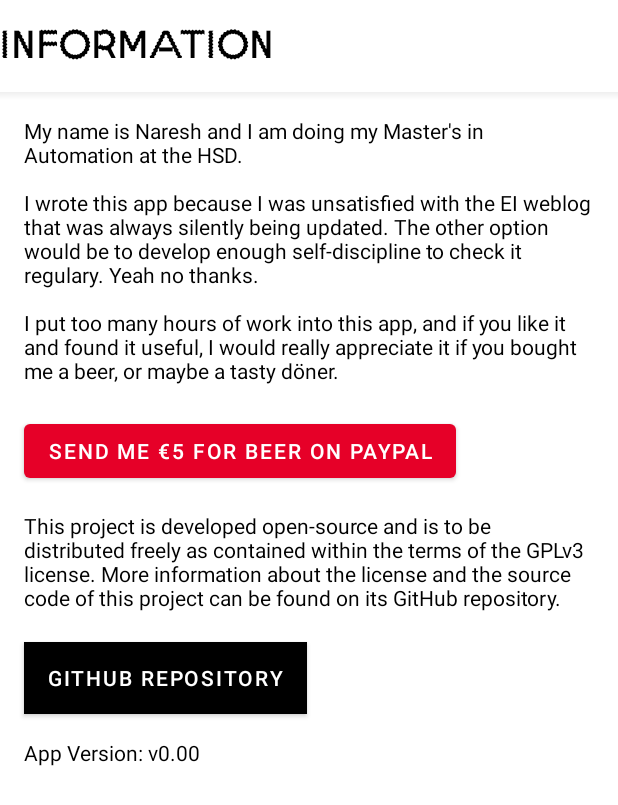
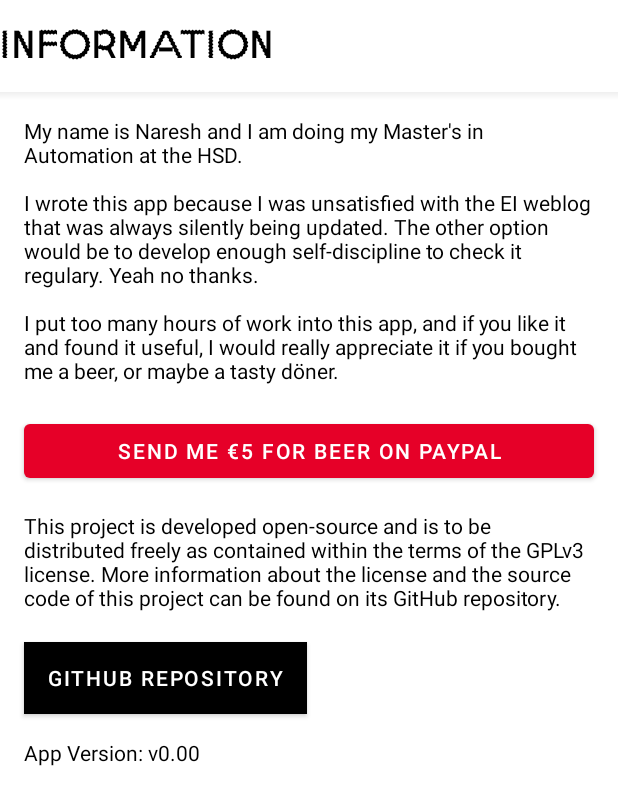
Before and after one commit to naresh97/ei-weblog-android, an Android app: the layout activity_about.xml on its own in the app's theme, with its tools: preview values and no code run, on a phone screen of 412 x 824 dp. Shown: the top 805 px of the screen. Run offline under Robolectric (Android 15) with nearby library versions, the phone set to English and light mode, and no system bars; network calls fail.

Commit message:
fixed display issue on About page, when using german language

```diff
--- a/app/build.gradle
+++ b/app/build.gradle
@@ -11,8 +11,8 @@ android {
         applicationId "com.nareshkumarrao.eiweblog"
         minSdkVersion 16
         targetSdkVersion 30
-        versionCode 2
-        versionName "0.9.1"
+        versionCode 3
+        versionName "0.9.2"
 
         testInstrumentationRunner "androidx.test.runner.AndroidJUnitRunner"
     }
--- a/app/src/main/res/layout/activity_about.xml
+++ b/app/src/main/res/layout/activity_about.xml
@@ -97,13 +97,14 @@
 
             <Button
                 android:id="@+id/button"
-                android:layout_width="wrap_content"
+                android:layout_width="0dp"
                 android:layout_height="wrap_content"
                 android:layout_marginTop="20dp"
                 android:onClick="sendBeer"
                 android:text="@string/send_beer"
                 android:textColor="@color/white"
                 app:backgroundTint="@color/fh_red"
+                app:layout_constraintEnd_toEndOf="@+id/textView2"
                 app:layout_constraintStart_toStartOf="@+id/textView2"
                 app:layout_constraintTop_toBottomOf="@+id/textView2" />
 
```
Also changed, not shown: 1 other file.
